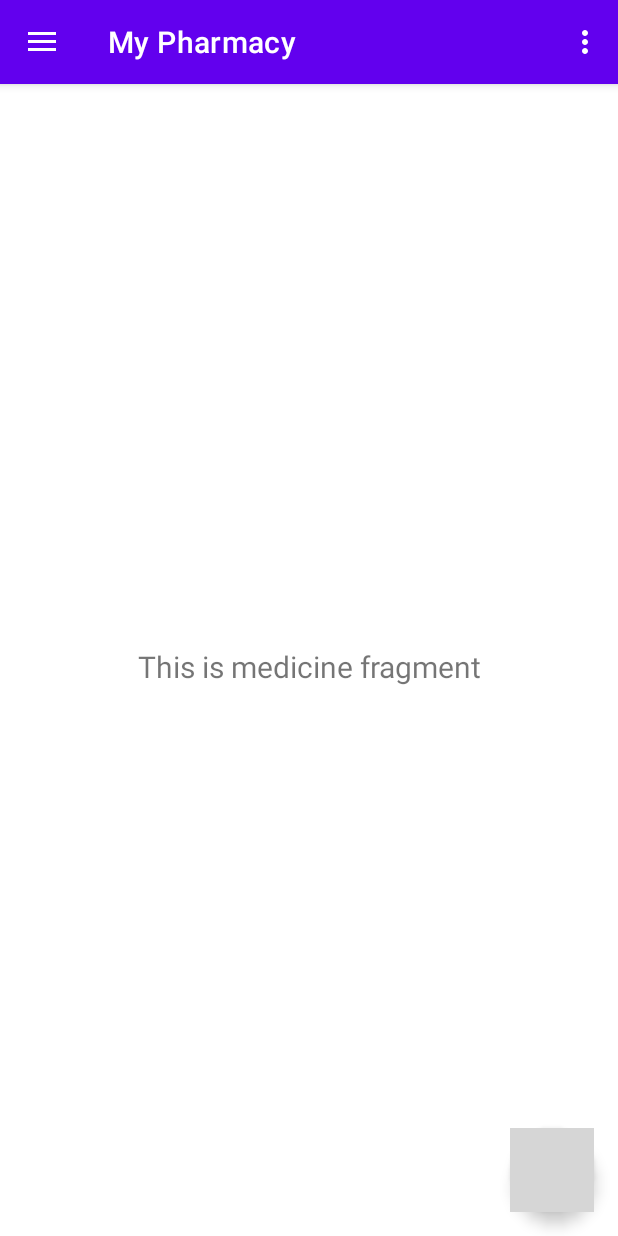
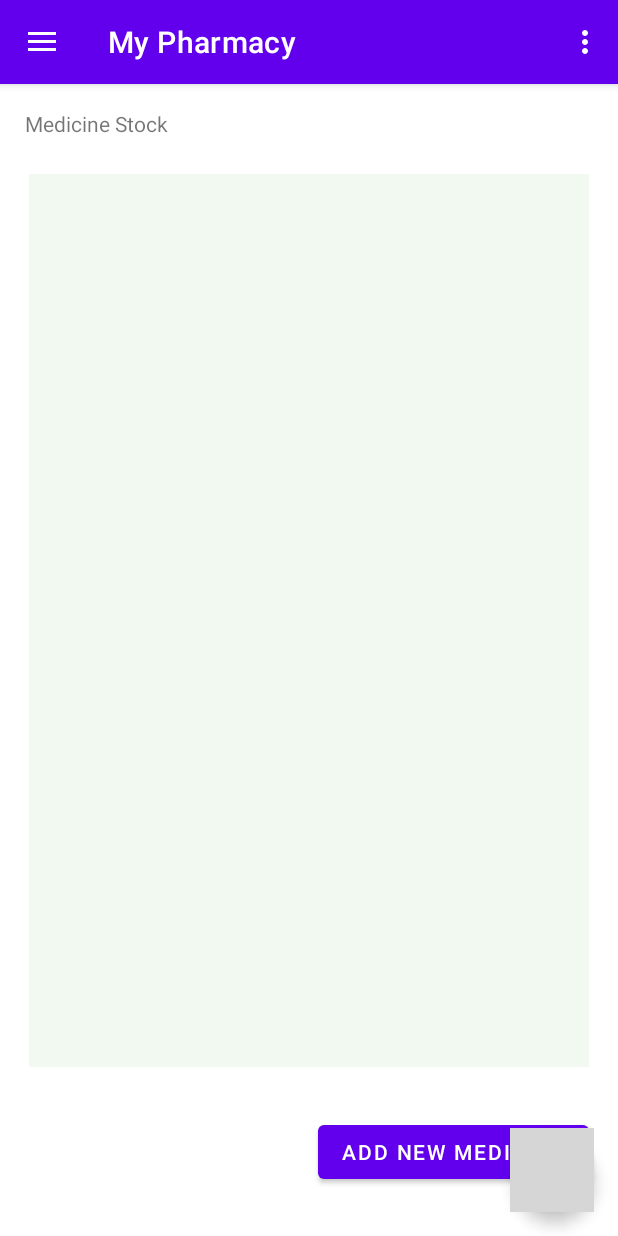
Before and after one commit to GustavoZSin/MedicBuddy, an Android app: the screen it shows after launch (MainActivity), in the side drawer, after a tap on "My Pharmacy", on a phone screen of 412 x 824 dp. Run offline under Robolectric (Android 15) with nearby library versions, the phone set to English and light mode, and no system bars; our stand-ins replace navigation-ui; grey boxes are pictures that could not be loaded.

Commit message:
#REFACTOR: - Ajuste do strings.xml e tradução de registros; - Ajuste de ID's nos arquivos xml;
#FEAT:
- Adição de activity_form_add_medicine_to_stock.xml;

```diff
--- a/app/src/main/java/com/gustavozsin/medicbuddy/ui/activity/FormMedicineSchedulingActivity.java
+++ b/app/src/main/java/com/gustavozsin/medicbuddy/ui/activity/FormMedicineSchedulingActivity.java
@@ -64,7 +64,7 @@ public class FormMedicineSchedulingActivity extends AppCompatActivity {
         startDateField = findViewById(R.id.activity_medicine_scheduling_medicine_start_date);
         frequencyField = findViewById(R.id.activity_medicine_scheduling_medicine_frequency);
         firstDoseHourField = findViewById(R.id.activity_medicine_scheduling_medicine_first_dose_hour);
-        saveButton = findViewById(R.id.activity_medicine_scheduling_button_save);
+        saveButton = findViewById(R.id.button_save);
     }
 
     private void saveScheduling(MedicineScheduling newMedicineScheduling) {
--- a/app/src/main/java/com/gustavozsin/medicbuddy/ui/fragment/MyPharmacyFragment.java
+++ b/app/src/main/java/com/gustavozsin/medicbuddy/ui/fragment/MyPharmacyFragment.java
@@ -1,32 +1,36 @@
 package com.gustavozsin.medicbuddy.ui.fragment;
 
+import android.content.Intent;
 import android.os.Bundle;
 import android.view.LayoutInflater;
 import android.view.View;
 import android.view.ViewGroup;
-import android.widget.TextView;
 
 import androidx.annotation.NonNull;
 import androidx.fragment.app.Fragment;
 import androidx.lifecycle.ViewModelProvider;
 
 import com.gustavozsin.medicbuddy.databinding.FragmentMyPharmacyBinding;
+import com.gustavozsin.medicbuddy.ui.activity.FormAddMedicineToStockActivity;
 import com.gustavozsin.medicbuddy.ui.viewModel.MedicinesViewModel;
 
 public class MyPharmacyFragment extends Fragment {
 
     private FragmentMyPharmacyBinding binding;
 
-    public View onCreateView(@NonNull LayoutInflater inflater,
-                             ViewGroup container, Bundle savedInstanceState) {
-        MedicinesViewModel medicinesViewModel =
-                new ViewModelProvider(this).get(MedicinesViewModel.class);
+    public View onCreateView(@NonNull LayoutInflater inflater, ViewGroup container, Bundle savedInstanceState) {
+        MedicinesViewModel medicinesViewModel = new ViewModelProvider(this).get(MedicinesViewModel.class);
 
         binding = FragmentMyPharmacyBinding.inflate(inflater, container, false);
         View root = binding.getRoot();
 
-        final TextView textView = binding.textMedicines;
-        medicinesViewModel.getText().observe(getViewLifecycleOwner(), textView::setText);
+        binding.fragmentMyPharmacyButtonAddMedicine.setOnClickListener(new View.OnClickListener() {
+            @Override
+            public void onClick(View v) {
+                startActivity(new Intent(requireContext(), FormAddMedicineToStockActivity.class));
+            }
+        });
+
         return root;
     }
 
--- a/app/src/main/java/com/gustavozsin/medicbuddy/ui/fragment/MyRemindersFragment.java
+++ b/app/src/main/java/com/gustavozsin/medicbuddy/ui/fragment/MyRemindersFragment.java
@@ -45,7 +45,7 @@ public class MyRemindersFragment extends Fragment {
     private void configureList() {
         //TODO: lista somente para exemplo
 
-        ListView medicinesList = binding.fragmentHomeListMedicines;
+        ListView medicinesList = binding.fragmentMyRemindersListMedicines;
         medicinesList.setAdapter(
                 new ArrayAdapter<>(
                         requireContext(),
--- a/app/src/main/res/layout/activity_medicine_scheduling.xml
+++ b/app/src/main/res/layout/activity_medicine_scheduling.xml
@@ -99,7 +99,7 @@
 
         <!-- Botão -->
         <Button
-            android:id="@+id/activity_medicine_scheduling_button_save"
+            android:id="@+id/button_save"
             android:layout_width="match_parent"
             android:layout_height="wrap_content"
             android:text="Save"
--- a/app/src/main/res/layout/fragment_my_pharmacy.xml
+++ b/app/src/main/res/layout/fragment_my_pharmacy.xml
@@ -4,17 +4,38 @@
     android:layout_width="match_parent"
     android:layout_height="match_parent">
 
-    <TextView
-        android:id="@+id/text_medicines"
-        android:layout_width="match_parent"
-        android:layout_height="wrap_content"
-        android:layout_marginStart="8dp"
-        android:layout_marginTop="8dp"
-        android:layout_marginEnd="8dp"
-        android:textAlignment="center"
-        android:textSize="20sp"
+    <ListView
+        android:id="@+id/fragment_my_pharmacy_list_medicines"
+        android:layout_width="373dp"
+        android:layout_height="595dp"
+        android:layout_margin="16dp"
+        android:background="#144CAF50"
         app:layout_constraintBottom_toBottomOf="parent"
         app:layout_constraintEnd_toEndOf="parent"
         app:layout_constraintStart_toStartOf="parent"
-        app:layout_constraintTop_toTopOf="parent" />
+        app:layout_constraintTop_toBottomOf="@+id/fragment_my_pharmacy_lbl_medicines"
+        app:layout_constraintVertical_bias="0.079" />
+
+    <Button
+        android:id="@+id/fragment_my_pharmacy_button_add_medicine"
+        android:layout_width="wrap_content"
+        android:layout_height="wrap_content"
+        android:text="@string/fragment_my_pharmacy_button_add_medicines"
+        app:layout_constraintBottom_toBottomOf="parent"
+        app:layout_constraintEnd_toEndOf="parent"
+        app:layout_constraintHorizontal_bias="0.917"
+        app:layout_constraintStart_toStartOf="parent"
+        app:layout_constraintTop_toBottomOf="@+id/fragment_my_pharmacy_list_medicines" />
+
+    <TextView
+        android:id="@+id/fragment_my_pharmacy_lbl_medicines"
+        android:layout_width="wrap_content"
+        android:layout_height="wrap_content"
+        android:text="@string/fragment_my_pharmacy_lbl_medicines"
+        app:layout_constraintBottom_toBottomOf="parent"
+        app:layout_constraintEnd_toEndOf="parent"
+        app:layout_constraintHorizontal_bias="0.053"
+        app:layout_constraintStart_toStartOf="parent"
+        app:layout_constraintTop_toTopOf="parent"
+        app:layout_constraintVertical_bias="0.022" />
 </androidx.constraintlayout.widget.ConstraintLayout>
--- a/app/src/main/res/values/strings.xml
+++ b/app/src/main/res/values/strings.xml
@@ -12,4 +12,11 @@
     <string name="add_medicine">Add Medicine</string>
     <string name="navigation_drawer_open">Open navigation drawer</string>
     <string name="menu_my_reminders">My Reminders</string>
+    <string name="fragment_my_pharmacy_lbl_medicines">Medicine Stock</string>
+    <string name="fragment_my_pharmacy_button_add_medicines">Add New Medicine</string>
+    <string name="activity_form_add_medicine_to_stock_lbl_name">Name</string>
+    <string name="activity_form_add_medicine_to_stock_lbl_concentration">Concentration</string>
+    <string name="activity_form_add_medicine_to_stock_lbl_expiration_date">Expiration Date</string>
+    <string name="activity_form_add_medicine_to_stock_lbl_medicine_type">Type</string>
+    <string name="activity_form_add_medicine_to_stock_lbl_administration_type">Administration Type</string>
 </resources>
```
Also changed, not shown: app/src/main/AndroidManifest.xml (+6 -3 lines), app/src/main/java/com/gustavozsin/medicbuddy/ui/activity/FormAddMedicineToStockActivity.java (added, +26 -0 lines), app/src/main/res/layout/activity_form_add_medicine_to_stock.xml (added, +97 -0 lines), app/src/main/res/layout/fragment_my_reminders.xml (+5 -5 lines), 1 other file.
